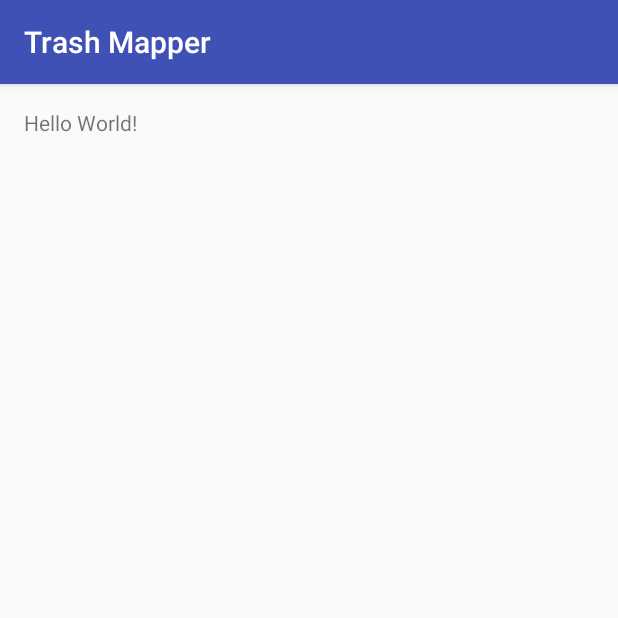
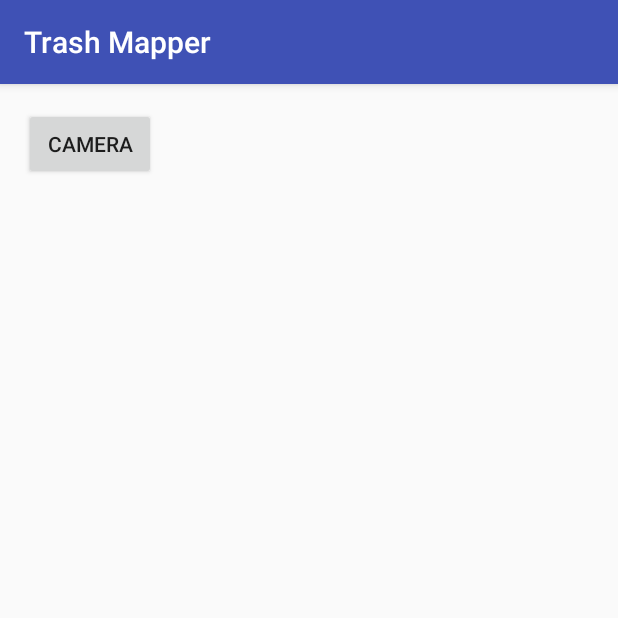
Before and after one commit to umdcs/trashMapper, an Android app: the screen it shows after launch (MainActivity), on a phone screen of 412 x 824 dp, the top half of it. Run offline under Robolectric (Android 15) with nearby library versions, the light colour scheme and no system bars.

Commit message:
Camera function works. Uses the devices camera application to take pictures stores them to the devices storage

```diff
--- a/app/src/main/res/layout/activity_main.xml
+++ b/app/src/main/res/layout/activity_main.xml
@@ -10,8 +10,12 @@
     android:paddingTop="@dimen/activity_vertical_margin"
     tools:context="edu.umn.trashmapper.MainActivity">
 
-    <TextView
+    <Button
+        android:text="Camera"
         android:layout_width="wrap_content"
         android:layout_height="wrap_content"
-        android:text="Hello World!" />
+        android:layout_alignParentTop="true"
+        android:layout_alignParentLeft="true"
+        android:layout_alignParentStart="true"
+        android:id="@+id/button" />
 </RelativeLayout>
--- /dev/null
+++ b/app/src/main/res/xml/file_paths.xml
@@ -0,0 +1,4 @@
+<?xml version="1.0" encoding="utf-8"?>
+<paths>
+    <external-path name="trash_images" path="Android/data/edu.umn.trashmapper/files/Pictures" />
+</paths>
```
Also changed, not shown: app/src/main/AndroidManifest.xml (+12 -0 lines), app/src/main/java/edu/umn/trashmapper/MainActivity.java (+75 -0 lines), 1 other file.
